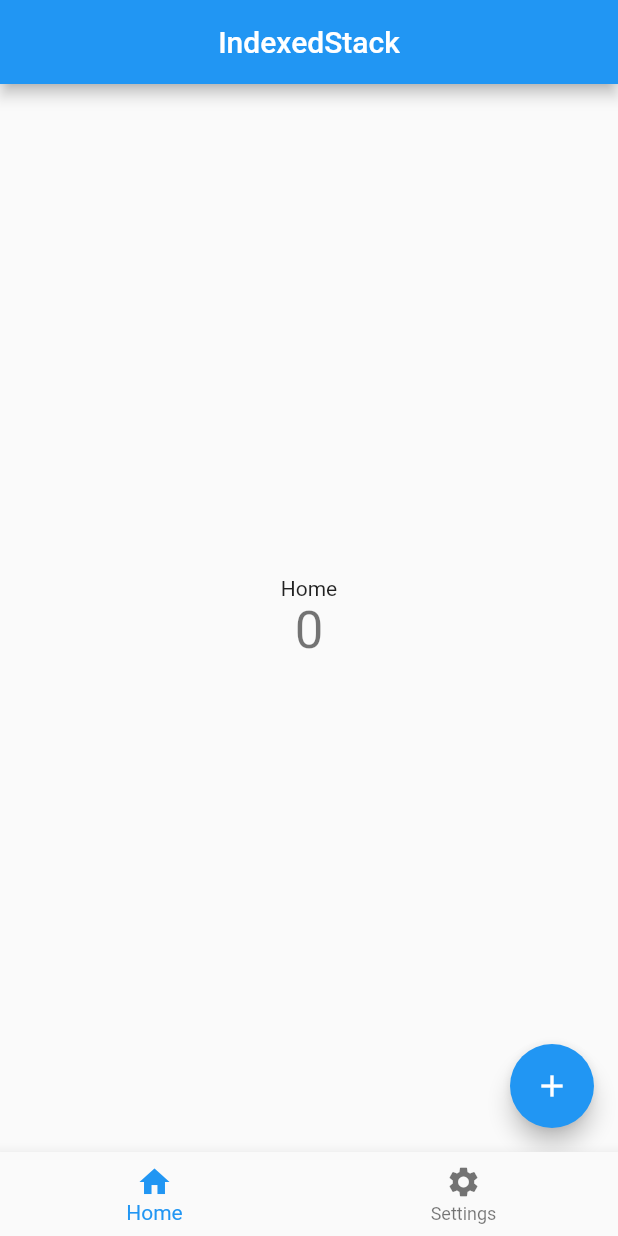
After one commit to nobushiueshi/flutter_widget_of_the_week, a Flutter app: the SamplePage046 screen opened directly, on a phone screen of 412 x 824 dp. The commit adds this screen. Run offline on Flutter 3.47's test engine with Material 2 defaults, Android fonts, the phone set to English and light mode, and no system bars.

Commit message:
#046 IndexedStackを追加.

```diff
--- a/lib/presentation/pages/sample/sample040_page_data_list.dart
+++ b/lib/presentation/pages/sample/sample040_page_data_list.dart
@@ -5,8 +5,10 @@ import 'package:flutter_widget_of_the_week/presentation/pages/sample040/sample_p
 import 'package:flutter_widget_of_the_week/presentation/pages/sample040/sample_page_043.dart';
 import 'package:flutter_widget_of_the_week/presentation/pages/sample040/sample_page_044.dart';
 import 'package:flutter_widget_of_the_week/presentation/pages/sample040/sample_page_045.dart';
+import 'package:flutter_widget_of_the_week/presentation/pages/sample040/sample_page_046.dart';
 
 final sample040PageDataList = <SamplePageData>[
+  SamplePageData(name: '#46 IndexedStack', widget: const SamplePage046()),
   SamplePageData(name: '#45 AnimatedPadding', widget: const SamplePage045()),
   SamplePageData(name: '#44 AnimatedPositioned', widget: const SamplePage044()),
   SamplePageData(name: '#43 AnimatedSwitcher', widget: const SamplePage043()),
--- /dev/null
+++ b/lib/presentation/pages/sample040/sample_page_046.dart
@@ -0,0 +1,102 @@
+import 'package:flutter/material.dart';
+
+class SamplePage046 extends StatefulWidget {
+  const SamplePage046({
+    Key? key,
+  }) : super(key: key);
+
+  @override
+  State<SamplePage046> createState() => _SamplePage046State();
+}
+
+class _SamplePage046State extends State<SamplePage046> {
+  var _currentIndex = 0;
+
+  @override
+  Widget build(BuildContext context) {
+    return Scaffold(
+      appBar: AppBar(
+        title: const Text('IndexedStack'),
+        centerTitle: true,
+      ),
+      body: SafeArea(
+        child: IndexedStack(
+          index: _currentIndex,
+          children: const [
+            _SamplePage046Child(
+              text: 'Home',
+            ),
+            _SamplePage046Child(
+              text: 'Settings',
+            ),
+          ],
+        ),
+      ),
+      bottomNavigationBar: BottomNavigationBar(
+        items: const [
+          BottomNavigationBarItem(
+            icon: Icon(Icons.home),
+            label: 'Home',
+          ),
+          BottomNavigationBarItem(
+            icon: Icon(Icons.settings),
+            label: 'Settings',
+          ),
+        ],
+        currentIndex: _currentIndex,
+        onTap: (index) {
+          setState(() {
+            _currentIndex = index;
+          });
+        },
+      ),
+    );
+  }
+}
+
+class _SamplePage046Child extends StatefulWidget {
+  const _SamplePage046Child({
+    Key? key,
+    required this.text,
+  }) : super(key: key);
+
+  final String text;
+
+  @override
+  State<_SamplePage046Child> createState() => _SamplePage046ChildState();
+}
+
+class _SamplePage046ChildState extends State<_SamplePage046Child> {
+  int _counter = 0;
+
+  @override
+  Widget build(BuildContext context) {
+    return Scaffold(
+      body: SafeArea(
+        child: Center(
+          child: Column(
+            mainAxisAlignment: MainAxisAlignment.center,
+            children: <Widget>[
+              Text(
+                widget.text,
+              ),
+              Text(
+                '$_counter',
+                style: Theme.of(context).textTheme.headline4,
+              ),
+            ],
+          ),
+        ),
+      ),
+      floatingActionButton: FloatingActionButton(
+        heroTag: widget.text,
+        child: const Icon(Icons.add),
+        onPressed: () {
+          setState(() {
+            _counter += 1;
+          });
+        },
+      ),
+    );
+  }
+}
```
Also changed, not shown: 1 other file.
